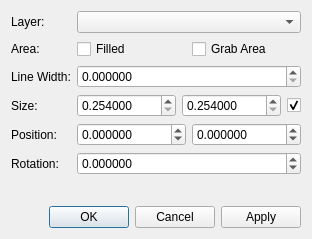
First picture: the form in libs/librepcb/common/dialogs/circlepropertiesdialog.ui, repository LibrePCB/LibrePCB, before the edit.
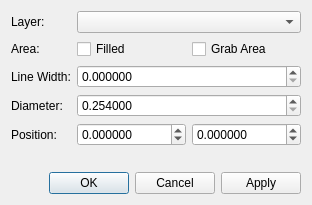
Second picture: the form after the edit.

Commit message: Replace ellipses by circles: Use diameter instead of rx/ry

Diff of the .ui file:
```diff
--- a/libs/librepcb/common/dialogs/circlepropertiesdialog.ui
+++ b/libs/librepcb/common/dialogs/circlepropertiesdialog.ui
@@ -7,7 +7,7 @@
     <x>0</x>
     <y>0</y>
     <width>312</width>
-    <height>239</height>
+    <height>205</height>
    </rect>
   </property>
   <property name="windowTitle">
@@ -77,14 +77,12 @@
      <item row="3" column="0">
       <widget class="QLabel" name="label_2">
        <property name="text">
-        <string>Size:</string>
+        <string>Diameter:</string>
        </property>
       </widget>
      </item>
      <item row="3" column="1">
-      <layout class="QHBoxLayout" name="horizontalLayout_3">
-       <item>
-        <widget class="QDoubleSpinBox" name="spbWidth">
+      <widget class="QDoubleSpinBox" name="spbDiameter">
          <property name="decimals">
           <number>6</number>
          </property>
@@ -98,40 +96,6 @@
           <double>0.254000000000000</double>
          </property>
         </widget>
-       </item>
-       <item>
-        <widget class="QDoubleSpinBox" name="spbHeight">
-         <property name="decimals">
-          <number>6</number>
-         </property>
-         <property name="minimum">
-          <double>0.254000000000000</double>
-         </property>
-         <property name="maximum">
-          <double>999.000000000000000</double>
-         </property>
-         <property name="singleStep">
-          <double>0.254000000000000</double>
-         </property>
-        </widget>
-       </item>
-       <item>
-        <widget class="QCheckBox" name="cbxEnableHeightField">
-         <property name="sizePolicy">
-          <sizepolicy hsizetype="Fixed" vsizetype="Fixed">
-           <horstretch>0</horstretch>
-           <verstretch>0</verstretch>
-          </sizepolicy>
-         </property>
-         <property name="text">
-          <string/>
-         </property>
-         <property name="checked">
-          <bool>true</bool>
-         </property>
-        </widget>
-       </item>
-      </layout>
      </item>
      <item row="4" column="0">
       <widget class="QLabel" name="label_4">
@@ -176,29 +140,6 @@
        </item>
       </layout>
      </item>
-     <item row="5" column="0">
-      <widget class="QLabel" name="label_5">
-       <property name="text">
-        <string>Rotation:</string>
-       </property>
-      </widget>
-     </item>
-     <item row="5" column="1">
-      <widget class="QDoubleSpinBox" name="spbRotation">
-       <property name="decimals">
-        <number>6</number>
-       </property>
-       <property name="minimum">
-        <double>-360.000000000000000</double>
-       </property>
-       <property name="maximum">
-        <double>360.000000000000000</double>
-       </property>
-       <property name="singleStep">
-        <double>45.000000000000000</double>
-       </property>
-      </widget>
-     </item>
     </layout>
    </item>
    <item>
```
Lines whose indentation alone changed are shown as unchanged. The commit also changes 25 other files.
